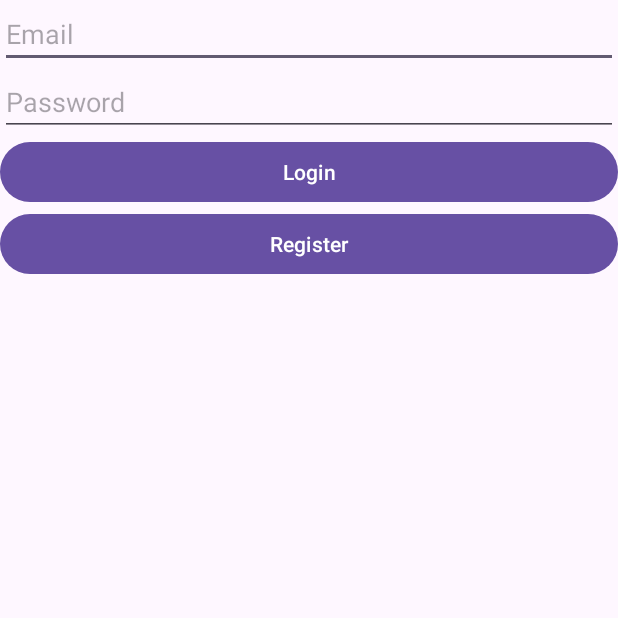
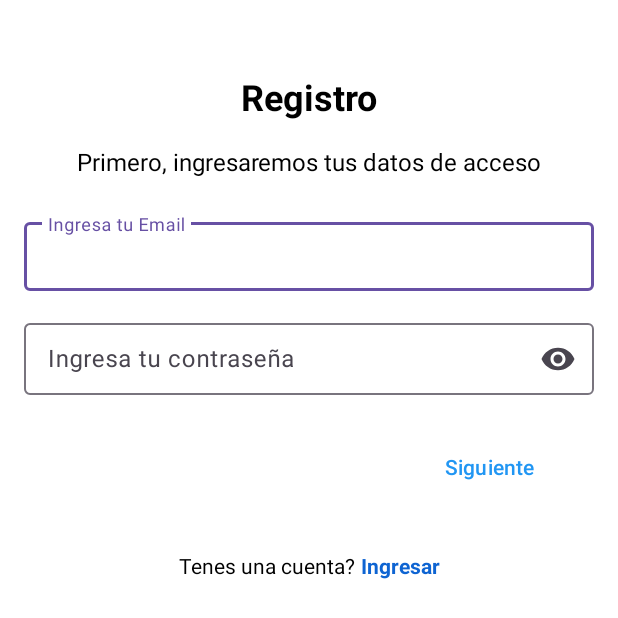
Before and after one commit to MatiasSilvaIslas/SEM_TP_Integrador, an Android app: the screen it shows after launch (MainActivity), on a phone screen of 412 x 824 dp. Shown: the top 618 px of the screen. Run offline under Robolectric (Android 15) with nearby library versions, the phone set to English and light mode, and no system bars; our stand-ins replace Firebase (no records; nobody signed in at launch, a user with empty details on screens opened directly); 4 statements that could not run were skipped.

Commit message:
Generar login y modificar login register

```diff
--- a/app/src/main/res/layout/fragment_loginregister.xml
+++ b/app/src/main/res/layout/fragment_loginregister.xml
@@ -1,36 +1,121 @@
 <?xml version="1.0" encoding="utf-8"?>
-<LinearLayout
-        xmlns:android="http://schemas.android.com/apk/res/android"
-        android:orientation="vertical"
+<androidx.constraintlayout.widget.ConstraintLayout xmlns:android="http://schemas.android.com/apk/res/android"
+    xmlns:app="http://schemas.android.com/apk/res-auto"
+    xmlns:tools="http://schemas.android.com/tools"
+    android:layout_width="match_parent"
+    android:layout_height="match_parent"
+    android:padding="16dp"
+    android:background="#ffffff"
+    tools:context=".LoginRegisterFragment">
+
+    <!-- Título de Registro -->
+    <TextView
+        android:id="@+id/registro_titulo"
+        android:layout_width="wrap_content"
+        android:layout_height="wrap_content"
+        android:text="Registro"
+        android:textSize="24sp"
+        android:textStyle="bold"
+        android:textColor="#000000"
+        app:layout_constraintTop_toTopOf="parent"
+        app:layout_constraintStart_toStartOf="parent"
+        app:layout_constraintEnd_toEndOf="parent"
+        android:layout_marginTop="32dp" />
+
+    <!-- Subtítulo -->
+    <TextView
+        android:id="@+id/registro_subtitulo"
+        android:layout_width="wrap_content"
+        android:layout_height="wrap_content"
+        android:text="Primero, ingresaremos tus datos de acceso"
+        android:textSize="16sp"
+        android:textColor="#000000"
+        app:layout_constraintTop_toBottomOf="@id/registro_titulo"
+        app:layout_constraintStart_toStartOf="parent"
+        app:layout_constraintEnd_toEndOf="parent"
+        android:layout_marginTop="16dp" />
+
+    <!-- Campo de Email -->
+    <com.google.android.material.textfield.TextInputLayout
+        android:id="@+id/fragment_loginregister_email_layout"
         android:layout_width="match_parent"
-        android:layout_height="match_parent">
+        android:layout_height="wrap_content"
+        android:layout_marginTop="24dp"
+        app:layout_constraintTop_toBottomOf="@id/registro_subtitulo"
+        app:layout_constraintStart_toStartOf="parent"
+        app:layout_constraintEnd_toEndOf="parent">
 
-    <EditText
+        <com.google.android.material.textfield.TextInputEditText
             android:id="@+id/fragment_loginregister_email"
             android:layout_width="match_parent"
             android:layout_height="wrap_content"
-            android:ems="10"
+            android:hint="Ingresa tu Email"
             android:inputType="textEmailAddress"
-            android:hint="Email" />
+            android:padding="12dp" />
+    </com.google.android.material.textfield.TextInputLayout>
 
-    <EditText
+    <!-- Campo de Contraseña con ícono de ojo para mostrar/ocultar -->
+    <com.google.android.material.textfield.TextInputLayout
+        android:id="@+id/fragment_loginregister_password_layout"
+        android:layout_width="match_parent"
+        android:layout_height="wrap_content"
+        android:layout_marginTop="16dp"
+        app:endIconMode="password_toggle"
+        app:layout_constraintTop_toBottomOf="@id/fragment_loginregister_email_layout"
+        app:layout_constraintStart_toStartOf="parent"
+        app:layout_constraintEnd_toEndOf="parent">
+
+        <com.google.android.material.textfield.TextInputEditText
             android:id="@+id/fragment_loginregister_password"
             android:layout_width="match_parent"
             android:layout_height="wrap_content"
-            android:ems="10"
+            android:hint="Ingresa tu contraseña"
             android:inputType="textPassword"
-            android:hint="Password" />
+            android:padding="12dp" />
+    </com.google.android.material.textfield.TextInputLayout>
 
-    <Button
-            android:id="@+id/fragment_loginregister_login"
-            android:layout_width="match_parent"
+    <!-- Texto interactivo para redirigir al login -->
+    <com.google.android.material.button.MaterialButton
+        android:id="@+id/fragment_loginregister_siguiente"
+        android:layout_width="wrap_content"
+        android:layout_height="wrap_content"
+        android:layout_marginTop="24dp"
+        android:layout_marginEnd="16dp"
+        android:backgroundTint="@color/white"
+        android:text="Siguiente"
+        android:textColor="@color/blue"
+        app:cornerRadius="8dp"
+        app:layout_constraintBottom_toBottomOf="parent"
+        app:layout_constraintEnd_toEndOf="parent"
+        app:layout_constraintHorizontal_bias="1.0"
+        app:layout_constraintStart_toStartOf="parent"
+        app:layout_constraintTop_toBottomOf="@id/fragment_loginregister_password_layout"
+        app:layout_constraintVertical_bias="0.0" />
+
+    <LinearLayout
+        android:layout_width="wrap_content"
+        android:layout_height="wrap_content"
+        android:orientation="horizontal"
+        android:layout_gravity="center"
+        app:layout_constraintTop_toBottomOf="@id/fragment_loginregister_siguiente"
+        app:layout_constraintStart_toStartOf="parent"
+        app:layout_constraintEnd_toEndOf="parent"
+        android:layout_marginTop="32dp">
+
+        <TextView
+            android:layout_width="wrap_content"
             android:layout_height="wrap_content"
-            android:text="Login" />
+            android:text="Tenes una cuenta?"
+            android:textColor="#000000" />
 
-    <Button
-            android:id="@+id/fragment_loginregister_register"
-            android:layout_width="match_parent"
+        <TextView
+            android:id="@+id/fragment_loginregister_ingresar"
+            android:layout_width="wrap_content"
             android:layout_height="wrap_content"
-            android:text="Register" />
+            android:text="Ingresar"
+            android:textStyle="bold"
+            android:textColor="@color/blue_primary"
+            android:layout_marginStart="4dp" />
+    </LinearLayout>
 
-</LinearLayout>
+</androidx.constraintlayout.widget.ConstraintLayout>
--- a/app/src/main/res/values/colors.xml
+++ b/app/src/main/res/values/colors.xml
@@ -2,4 +2,6 @@
 <resources>
     <color name="black">#FF000000</color>
     <color name="white">#FFFFFFFF</color>
+    <color name="blue">#2196F3</color> <!-- Azul material design -->
+    <color name="blue_primary">#0E64D2</color>
 </resources>
--- a/gradle/libs.versions.toml
+++ b/gradle/libs.versions.toml
@@ -1,5 +1,5 @@
 [versions]
-agp = "8.6.0-alpha07"
+agp = "8.5.1"
 junit = "4.13.2"
 junitVersion = "1.2.1"
 espressoCore = "3.6.1"
```
Also changed, not shown: app/src/main/res/drawable/ic_visibility_off.xml (added, +10 -0 lines), app/src/main/res/drawable/rounded_border.xml (added, +12 -0 lines), app/src/main/res/layout/fragment_login.xml (+134 -90 lines).
